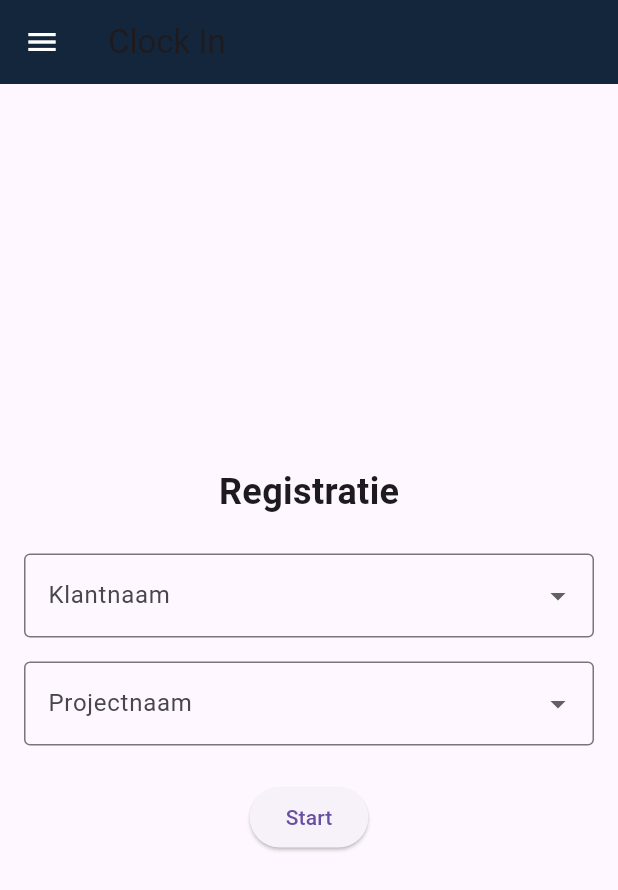
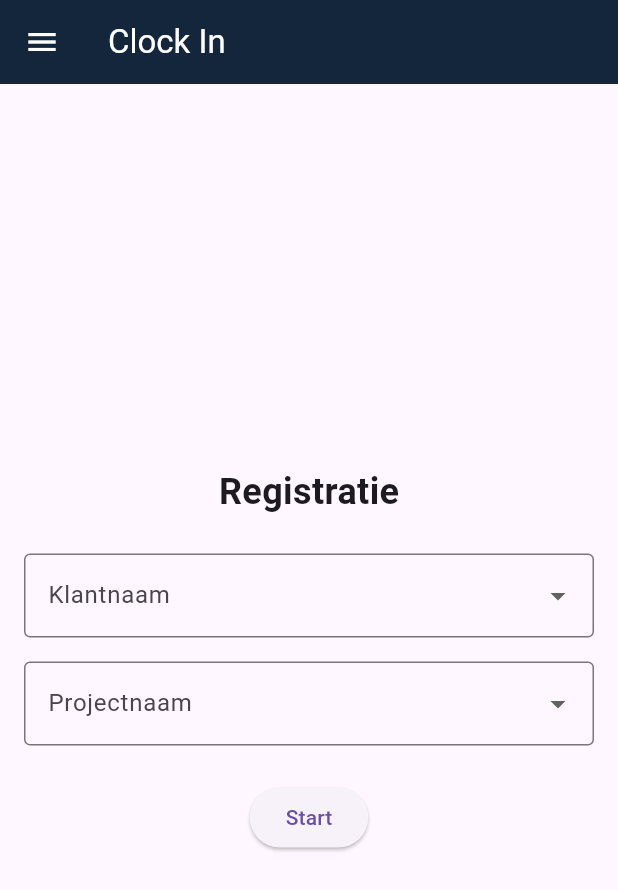
Before and after one commit to Strouwi-BV/buildbase_app_flutter, a Flutter app: the ClockInScreen screen opened by its route, on a phone screen of 412 x 824 dp. Shown: the top 890 px of the screen. Run offline on Flutter 3.47's test engine with Material 3 defaults, Android fonts, the phone set to English and light mode, and no system bars; our stand-ins replace calendar_view, flutter_local_notifications, geolocator, go_router, location, shared_preferences and 1 more; accounts and stored records are empty; network calls fail.

```diff
--- a/lib/screens/calendar_screen.dart
+++ b/lib/screens/calendar_screen.dart
@@ -179,7 +179,7 @@ class _CalendarScreenState extends State<CalendarScreen> {
     return Scaffold(
       drawer: const custom_widgets.NavigationDrawer(),
       appBar: AppBar(
-        title: Text('Calendar'),
+        title: Text('Calendar', style: TextStyle(color: Colors.white),),
         backgroundColor: const Color(0xff13263B),
         iconTheme: const IconThemeData(color: Colors.white),
         actions: [
--- a/lib/screens/clock_in_screen.dart
+++ b/lib/screens/clock_in_screen.dart
@@ -142,7 +142,7 @@ class _ClockInScreenState extends State<ClockInScreen> {
     return Scaffold(
       drawer: const custom_widgets.NavigationDrawer(),
       appBar: AppBar(
-        title: const Text('Clock In'),
+        title: const Text('Clock In', style: TextStyle(color: Colors.white)),
         backgroundColor: const Color(0xff13263B),
         iconTheme: const IconThemeData(color: Colors.white),
       ),
--- a/lib/screens/location_screen.dart
+++ b/lib/screens/location_screen.dart
@@ -22,6 +22,7 @@ class _LocationScreenState extends State<LocationScreen> {
 
 
 //Location Package
+//Deprecated for iOS
   void _requestLocationPermission() async {
     _serviceEnabled = await location.serviceEnabled();
     if (!_serviceEnabled) {
```
